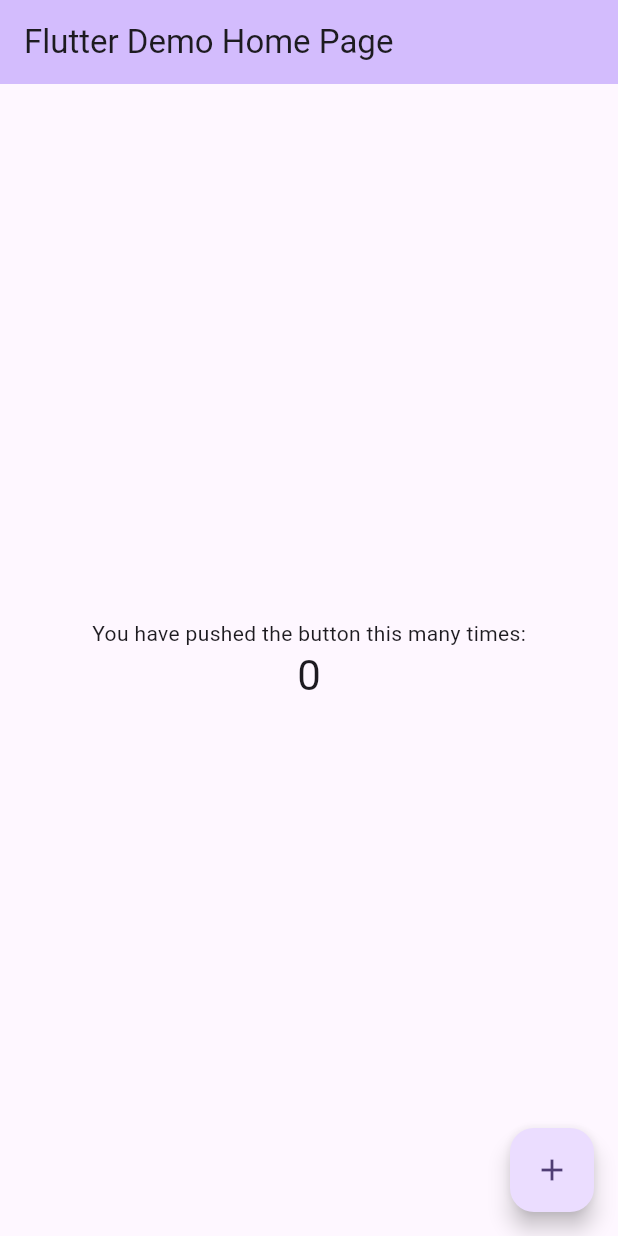
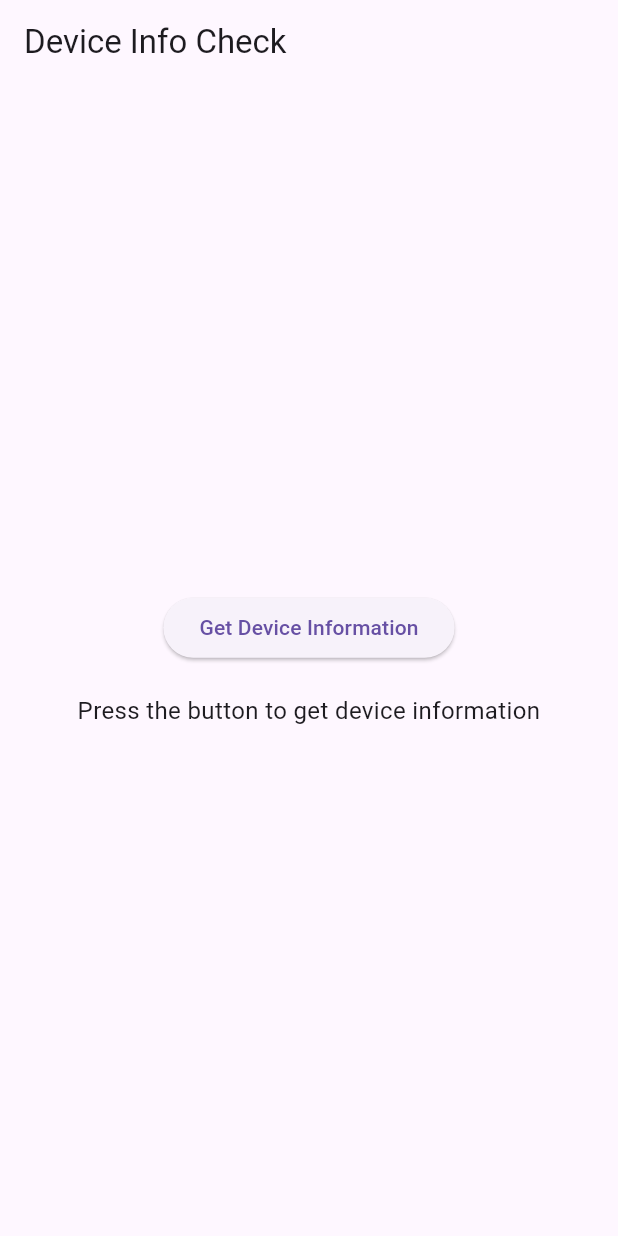
Before and after one commit to Abadar169/flutter_device_info, a Flutter app: the screen it shows after launch, on a phone screen of 412 x 824 dp. Run offline on Flutter 3.47's test engine with Material 3 defaults, Android fonts, the phone set to English and light mode, and no system bars; our stand-ins replace device_info_plus.

Commit message:
Implement check_info package

```diff
--- a/lib/main.dart
+++ b/lib/main.dart
@@ -1,3 +1,6 @@
+import 'dart:io';
+
+import 'package:device_info_plus/device_info_plus.dart';
 import 'package:flutter/material.dart';
 
 void main() {
@@ -7,119 +10,80 @@
 class MyApp extends StatelessWidget {
   const MyApp({super.key});
 
-  // This widget is the root of your application.
   @override
   Widget build(BuildContext context) {
-    return MaterialApp(
-      title: 'Flutter Demo',
-      theme: ThemeData(
-        // This is the theme of your application.
-        //
-        // TRY THIS: Try running your application with "flutter run". You'll see
-        // the application has a purple toolbar. Then, without quitting the app,
-        // try changing the seedColor in the colorScheme below to Colors.green
-        // and then invoke "hot reload" (save your changes or press the "hot
-        // reload" button in a Flutter-supported IDE, or press "r" if you used
-        // the command line to start the app).
-        //
-        // Notice that the counter didn't reset back to zero; the application
-        // state is not lost during the reload. To reset the state, use hot
-        // restart instead.
-        //
-        // This works for code too, not just values: Most code changes can be
-        // tested with just a hot reload.
-        colorScheme: ColorScheme.fromSeed(seedColor: Colors.deepPurple),
-        useMaterial3: true,
-      ),
-      home: const MyHomePage(title: 'Flutter Demo Home Page'),
+    return const MaterialApp(
+      debugShowCheckedModeBanner: false,
+      home: MyHomePage(),
     );
   }
 }
 
 class MyHomePage extends StatefulWidget {
-  const MyHomePage({super.key, required this.title});
-
-  // This widget is the home page of your application. It is stateful, meaning
-  // that it has a State object (defined below) that contains fields that affect
-  // how it looks.
-
-  // This class is the configuration for the state. It holds the values (in this
-  // case the title) provided by the parent (in this case the App widget) and
-  // used by the build method of the State. Fields in a Widget subclass are
-  // always marked "final".
-
-  final String title;
+  const MyHomePage({super.key});
 
   @override
   State<MyHomePage> createState() => _MyHomePageState();
 }
 
 class _MyHomePageState extends State<MyHomePage> {
-  int _counter = 0;
-
-  void _incrementCounter() {
-    setState(() {
-      // This call to setState tells the Flutter framework that something has
-      // changed in this State, which causes it to rerun the build method below
-      // so that the display can reflect the updated values. If we changed
-      // _counter without calling setState(), then the build method would not be
-      // called again, and so nothing would appear to happen.
-      _counter++;
-    });
-  }
+  String deviceInfo = 'Press the button to get device information';
 
   @override
   Widget build(BuildContext context) {
-    // This method is rerun every time setState is called, for instance as done
-    // by the _incrementCounter method above.
-    //
-    // The Flutter framework has been optimized to make rerunning build methods
-    // fast, so that you can just rebuild anything that needs updating rather
-    // than having to individually change instances of widgets.
     return Scaffold(
       appBar: AppBar(
-        // TRY THIS: Try changing the color here to a specific color (to
-        // Colors.amber, perhaps?) and trigger a hot reload to see the AppBar
-        // change color while the other colors stay the same.
-        backgroundColor: Theme.of(context).colorScheme.inversePrimary,
-        // Here we take the value from the MyHomePage object that was created by
-        // the App.build method, and use it to set our appbar title.
-        title: Text(widget.title),
+        title: const Text('Device Info Check'),
       ),
-      body: Center(
-        // Center is a layout widget. It takes a single child and positions it
-        // in the middle of the parent.
+      body: content(),
+    );
+  }
+
+  Widget content() {
+    return Container(
+      padding: const EdgeInsets.all(16.0),
+      child: Center(
         child: Column(
-          // Column is also a layout widget. It takes a list of children and
-          // arranges them vertically. By default, it sizes itself to fit its
-          // children horizontally, and tries to be as tall as its parent.
-          //
-          // Column has various properties to control how it sizes itself and
-          // how it positions its children. Here we use mainAxisAlignment to
-          // center the children vertically; the main axis here is the vertical
-          // axis because Columns are vertical (the cross axis would be
-          // horizontal).
-          //
-          // TRY THIS: Invoke "debug painting" (choose the "Toggle Debug Paint"
-          // action in the IDE, or press "p" in the console), to see the
-          // wireframe for each widget.
           mainAxisAlignment: MainAxisAlignment.center,
-          children: <Widget>[
-            const Text(
-              'You have pushed the button this many times:',
+          children: [
+            ElevatedButton(
+              child: const Text("Get Device Information"),
+              onPressed: () async {
+                var device = DeviceInfoPlugin();
+                String info = '';
+
+                // Check user's device information
+                if (Platform.isAndroid) {
+                  var androidInfo = await device.androidInfo;
+                  info = 'Device: ${androidInfo.model}\n'
+                      'Manufacturer: ${androidInfo.manufacturer}\n'
+                      'Android Version: ${androidInfo.version.release}\n'
+                      'SDK: ${androidInfo.version.sdkInt}\n'
+                      'Brand: ${androidInfo.brand}\n';
+                      // 'Device ID: ${androidInfo.androidId}\n';
+                } else if (Platform.isIOS) {
+                  var iosInfo = await device.iosInfo;
+                  info = 'Device: ${iosInfo.name}\n'
+                      'System Name: ${iosInfo.systemName}\n'
+                      'System Version: ${iosInfo.systemVersion}\n'
+                      'Model: ${iosInfo.model}\n'
+                      'Identifier: ${iosInfo.identifierForVendor}\n';
+                }
+
+                setState(() {
+                  deviceInfo = info;
+                });
+              },
             ),
+            const SizedBox(height: 20),
             Text(
-              '$_counter',
-              style: Theme.of(context).textTheme.headlineMedium,
+              deviceInfo,
+              textAlign: TextAlign.center,
+              style: const TextStyle(fontSize: 16),
             ),
           ],
         ),
       ),
-      floatingActionButton: FloatingActionButton(
-        onPressed: _incrementCounter,
-        tooltip: 'Increment',
-        child: const Icon(Icons.add),
-      ), // This trailing comma makes auto-formatting nicer for build methods.
     );
   }
 }
```
Also changed, not shown: pubspec.yaml (+1 -12 lines), pubspec.lock, 1 other file.
